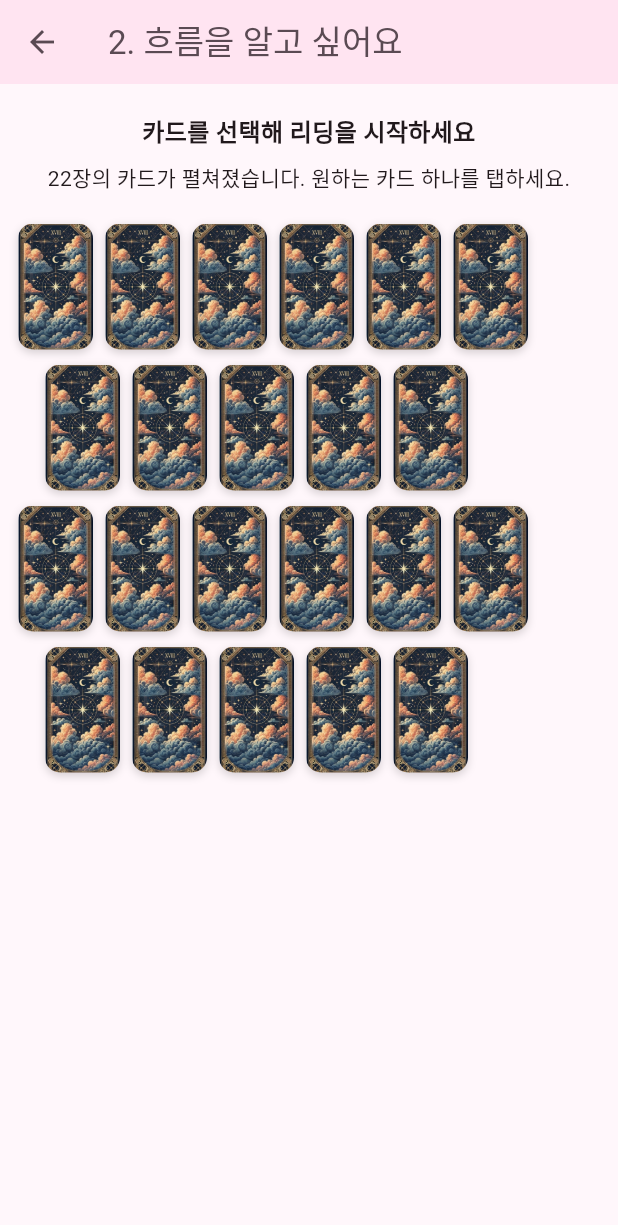
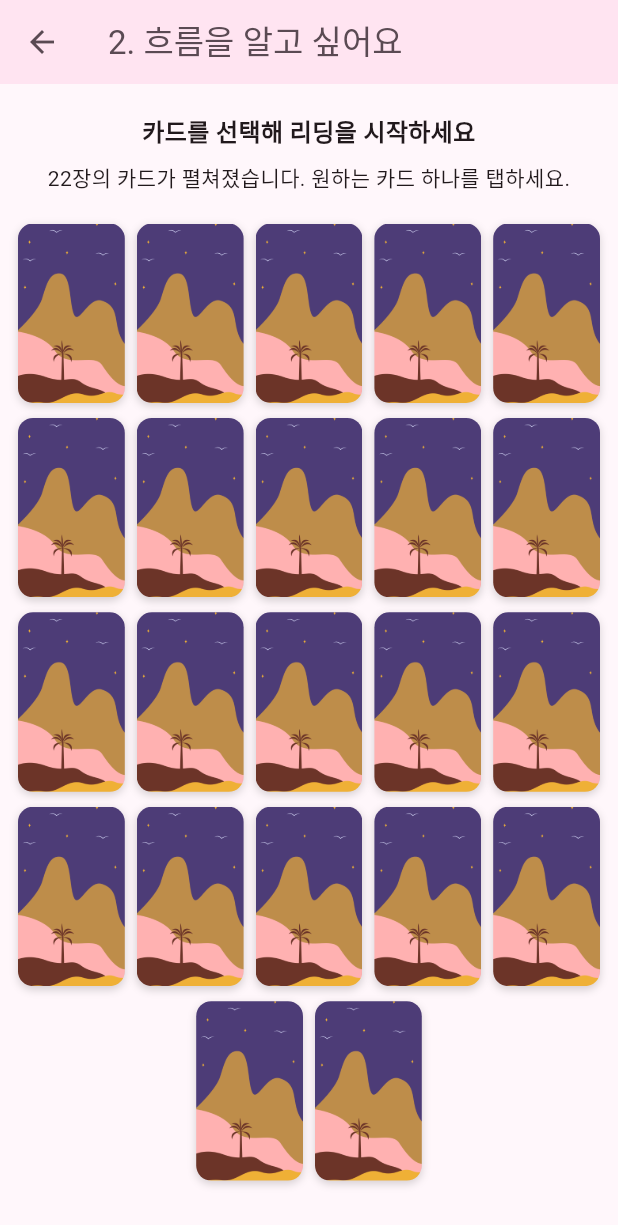
Before and after one commit to lenayoo/tarotdays, a Flutter app: the screen it shows after launch, after a tap on "2. 흐름을 알고 싶어요! (하나의 카드리딩)", on a phone screen of 412 x 824 dp. Shown: the top 1225 px of the screen. Run offline on Flutter 3.47's test engine with Material 3 defaults, Android fonts, the phone set to English and light mode, and no system bars.

Commit message:
fix card design

```diff
--- a/lib/main.dart
+++ b/lib/main.dart
@@ -332,6 +332,7 @@ class _DirectAnswerPageState extends State<DirectAnswerPage> {
               _firstSelectedCardIndex == null
                   ? '첫 번째 카드를 선택하면 다음 안내가 표시됩니다.'
                   : '첫 번째로 고른 카드를 제외하고 한 장을 더 선택하세요.',
+          cardBackAssetPath: 'assets/imgs/taro_back_2.png',
           disabledCardIndices:
               _firstSelectedCardIndex == null
                   ? const <int>{}
@@ -465,7 +466,10 @@ class _FlowReadingPageState extends State<FlowReadingPage> {
     if (!_isResultVisible) {
       return Scaffold(
         appBar: AppBar(title: const Text('2. 흐름을 알고 싶어요')),
-        body: _TarotDeckSelection(onCardTap: (_) => _showResult()),
+        body: _TarotDeckSelection(
+          cardBackAssetPath: 'assets/imgs/taro_back_3.png',
+          onCardTap: (_) => _showResult(),
+        ),
       );
     }
 
@@ -559,7 +563,10 @@ class _ChoiceReadingPageState extends State<ChoiceReadingPage> {
     if (!_isResultVisible) {
       return Scaffold(
         appBar: AppBar(title: const Text('3. 선택지 중 무엇이 좋을까요?')),
-        body: _TarotDeckSelection(onCardTap: (_) => _showResult()),
+        body: _TarotDeckSelection(
+          cardBackAssetPath: 'assets/imgs/taro_back_4.png',
+          onCardTap: (_) => _showResult(),
+        ),
       );
     }
 
@@ -627,17 +634,19 @@ class _ChoiceReadingPageState extends State<ChoiceReadingPage> {
 class _TarotDeckSelection extends StatelessWidget {
   const _TarotDeckSelection({
     required this.onCardTap,
+    required this.cardBackAssetPath,
     this.title = '카드를 선택해 리딩을 시작하세요',
     this.subtitle = '22장의 카드가 펼쳐졌습니다. 원하는 카드 하나를 탭하세요.',
     this.disabledCardIndices = const <int>{},
   });
 
   final ValueChanged<int> onCardTap;
+  final String cardBackAssetPath;
   final String title;
   final String subtitle;
   final Set<int> disabledCardIndices;
 
-  static const List<int> _rowPattern = <int>[6, 5, 6, 5];
+  static const List<int> _rowPattern = <int>[5, 5, 5, 5, 2];
 
   @override
   Widget build(BuildContext context) {
@@ -661,6 +670,18 @@ class _TarotDeckSelection extends StatelessWidget {
               textAlign: TextAlign.center,
             ),
             const SizedBox(height: 20),
+            LayoutBuilder(
+              builder: (context, constraints) {
+                const spacing = 8.0;
+                const rowSpacing = 10.0;
+                final maxColumns = _rowPattern.reduce(max);
+                final cardWidth =
+                    (constraints.maxWidth - (maxColumns - 1) * spacing) /
+                    maxColumns;
+                final cardHeight = cardWidth * (84 / 50);
+
+                return Column(
+                  children: [
                     for (int row = 0; row < _rowPattern.length; row++) ...[
                       ...() {
                         final rowCount = _rowPattern[row];
@@ -671,26 +692,28 @@ class _TarotDeckSelection extends StatelessWidget {
                         cursor += rowCount;
 
                         return [
-              Padding(
-                padding: EdgeInsets.only(left: row.isOdd ? 18 : 0),
-                child: Wrap(
-                  spacing: 8,
-                  runSpacing: 10,
+                          Row(
+                            mainAxisAlignment: MainAxisAlignment.center,
                             children: [
-                    for (final cardIndex in rowIndices)
+                              for (int i = 0; i < rowIndices.length; i++) ...[
+                                if (i != 0) const SizedBox(width: spacing),
                                 GestureDetector(
                                   onTap:
-                            disabledCardIndices.contains(cardIndex)
+                                      disabledCardIndices.contains(
+                                            rowIndices[i],
+                                          )
                                           ? null
-                                : () => onCardTap(cardIndex),
+                                          : () => onCardTap(rowIndices[i]),
                                   child: Opacity(
                                     opacity:
-                              disabledCardIndices.contains(cardIndex)
+                                        disabledCardIndices.contains(
+                                              rowIndices[i],
+                                            )
                                             ? 0.35
                                             : 1,
                                     child: Container(
-                            width: 50,
-                            height: 84,
+                                      width: cardWidth,
+                                      height: cardHeight,
                                       decoration: BoxDecoration(
                                         borderRadius: BorderRadius.circular(10),
                                         boxShadow: const [
@@ -703,19 +726,24 @@ class _TarotDeckSelection extends StatelessWidget {
                                       ),
                                       clipBehavior: Clip.antiAlias,
                                       child: Image.asset(
-                              'assets/imgs/taro_card_back.png',
+                                        cardBackAssetPath,
                                         fit: BoxFit.cover,
                                       ),
                                     ),
                                   ),
                                 ),
                               ],
-                ),
+                            ],
                           ),
                         ];
                       }(),
-              if (row != _rowPattern.length - 1) const SizedBox(height: 10),
+                      if (row != _rowPattern.length - 1)
+                        const SizedBox(height: rowSpacing),
                     ],
+                  ],
+                );
+              },
+            ),
           ],
         ),
       ),
```
Also changed, not shown: assets/imgs/taro_back_2.png (added), assets/imgs/taro_back_3.png (added), assets/imgs/taro_back_4.png (added), assets/imgs/taro_card_back.png (deleted). Lines whose indentation alone changed are shown as unchanged.
